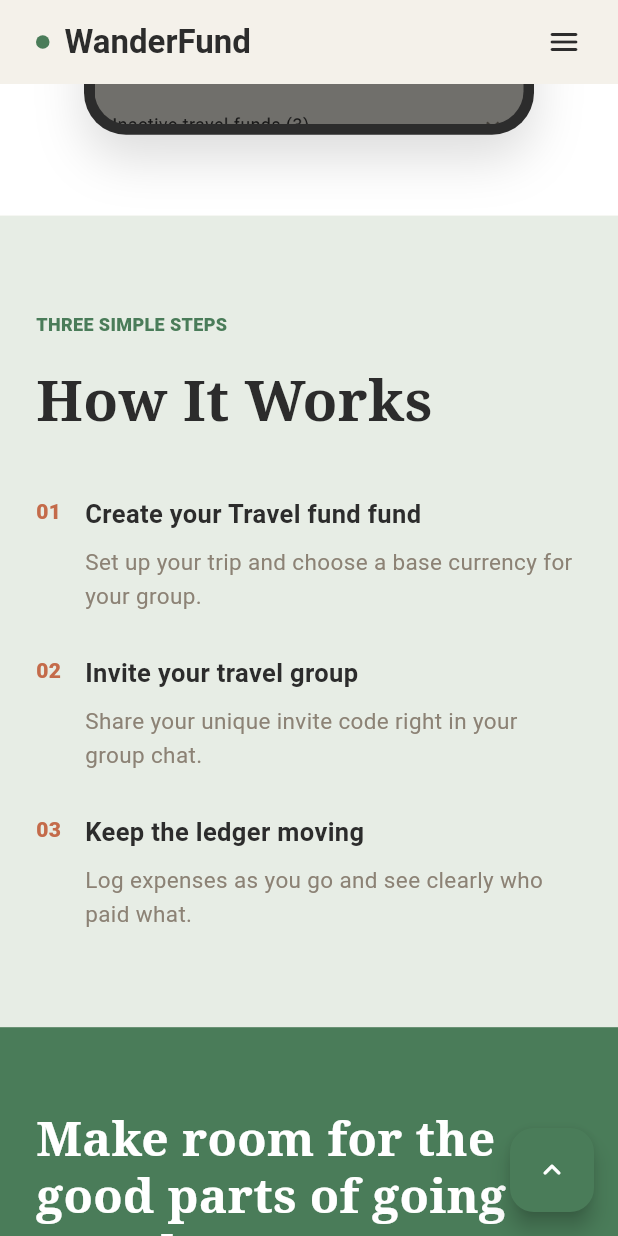
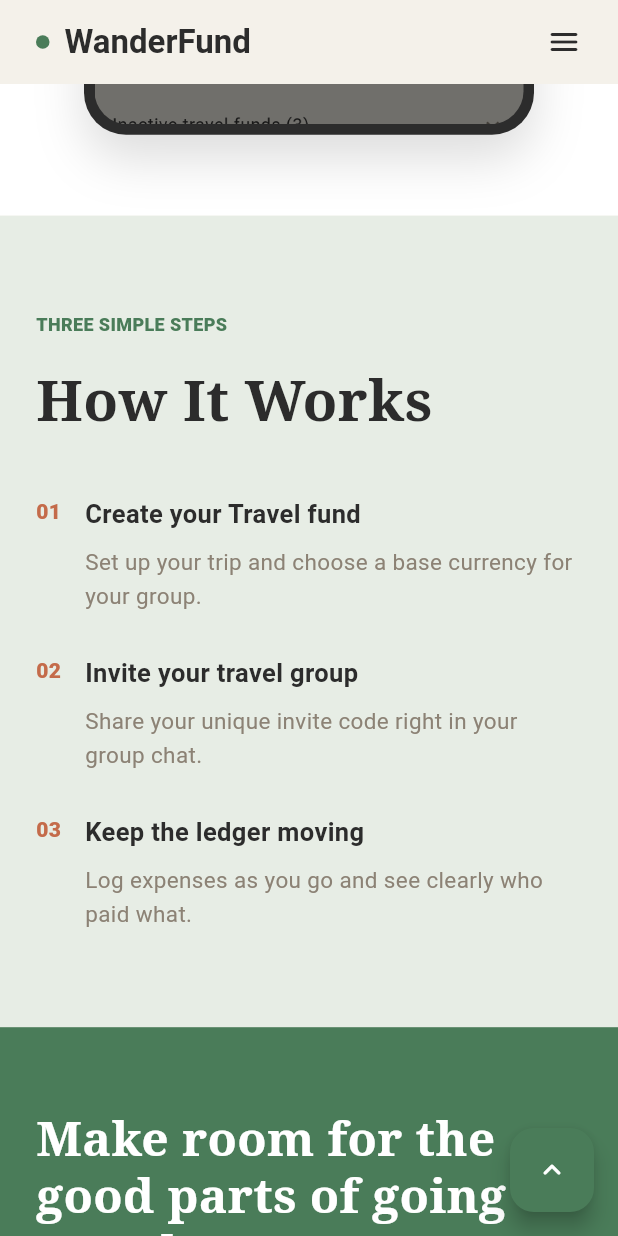
Before and after one commit to jessiejsembrano0628/wanderfund-app, a Flutter app: the screen it shows after launch, scrolled down 3456 dp, on a phone screen of 412 x 824 dp. Run offline on Flutter 3.47's test engine with Material 3 defaults, Android fonts, the phone set to English and light mode, and no system bars; our stand-ins replace dartz, email_validator, equatable, get_it, shared_preferences, web; accounts and stored records are empty.

Commit message:
Update label

```diff
--- a/lib/features/landing/presentation/pages/landing_page.dart
+++ b/lib/features/landing/presentation/pages/landing_page.dart
@@ -393,7 +393,7 @@ class _LandingPageState extends State<LandingPage> {
     const steps = [
       (
         '01',
-        'Create your Travel fund fund',
+        'Create your Travel fund',
         'Set up your trip and choose a base currency for your group.',
       ),
       (
```
